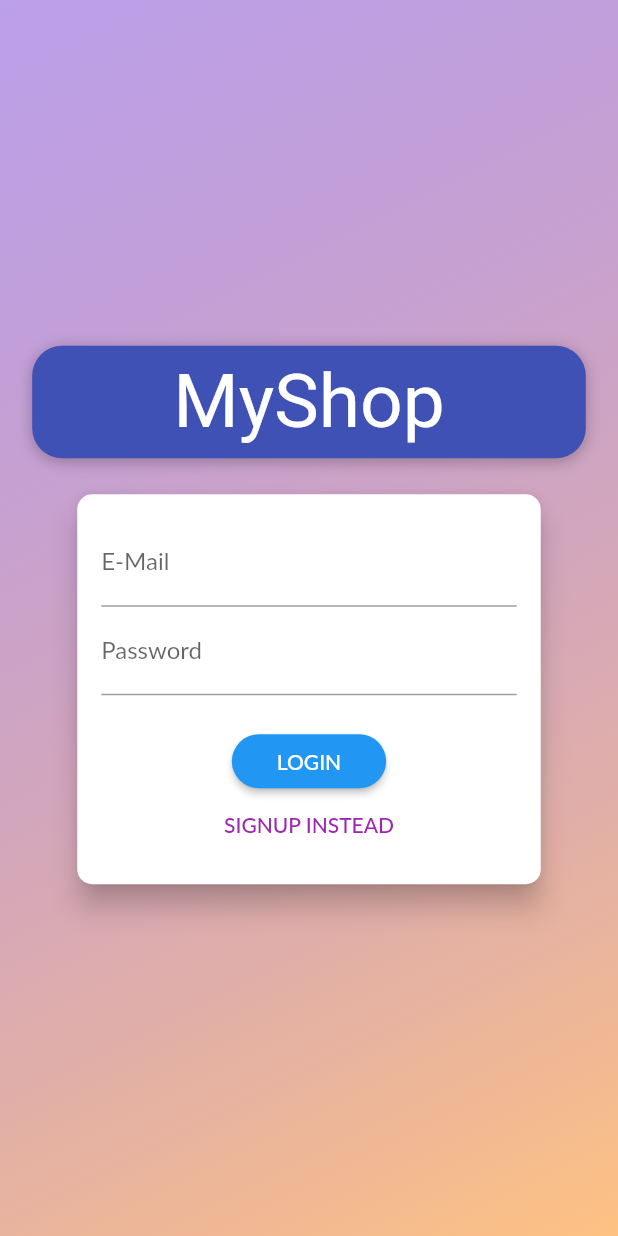
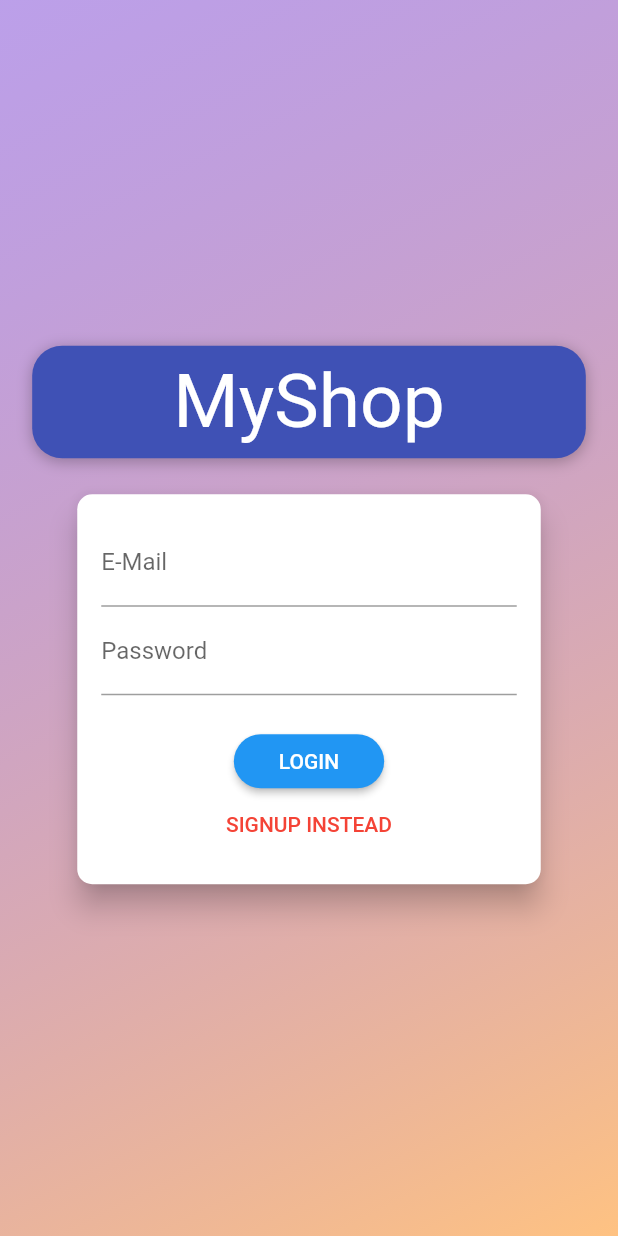
Before and after one commit to HooEP01/food-order-app, a Flutter app: the screen it shows after launch, on a phone screen of 412 x 824 dp. Run offline on Flutter 3.47's test engine with Material 2 defaults, Android fonts, the phone set to English and light mode, and no system bars; our stand-ins replace flutter_dotenv, shared_preferences; Roboto replaces fonts that are missing (Anton, Lato).

Commit message:
font and color theme

```diff
--- a/lib/main.dart
+++ b/lib/main.dart
@@ -56,11 +56,24 @@ class MyApp extends StatelessWidget {
           title: 'SKYE FOOD ORDERING APP',
           theme: ThemeData(
             colorScheme: ColorScheme.fromSwatch(
-              primarySwatch: Colors.purple,
+              primarySwatch: Colors.red,
             ).copyWith(
               secondary: Colors.deepOrange,
             ),
-            fontFamily: 'Lato',
+            fontFamily: 'Mulish',
+            textTheme: ThemeData.light().textTheme.copyWith(
+                  bodyLarge: const TextStyle(
+                    color: Color.fromRGBO(20, 5, 51, 1),
+                  ),
+                  bodyMedium: const TextStyle(
+                    color: Color.fromRGBO(248, 248, 248, 1),
+                  ),
+                  titleLarge: const TextStyle(
+                    fontSize: 20,
+                    fontFamily: 'BigShouldersStencilText',
+                    fontWeight: FontWeight.bold,
+                  ),
+                ),
           ),
           home: auth.isAuth
               ? const ProductsOverviewScreen()
--- a/lib/widgets/product_item.dart
+++ b/lib/widgets/product_item.dart
@@ -35,7 +35,7 @@ class ProductItem extends StatelessWidget {
           ),
           title: Text(
             product.title,
-            textAlign: TextAlign.center,
+            style: Theme.of(context).textTheme.bodyMedium,
           ),
           trailing: IconButton(
             icon: const Icon(
```
Also changed, not shown: lib/screens/product_detail_screen.dart (+6 -1 lines), pubspec.yaml (+18 -11 lines), assets/fonts/BigShouldersStencilText-Bold.ttf (added), assets/fonts/BigShouldersStencilText-Regular.ttf (added), assets/fonts/BigShouldersText-Bold.ttf (added), assets/fonts/BigShouldersText-Regular.ttf (added), assets/fonts/Mulish-Bold.ttf (added), assets/fonts/Mulish-Light.ttf (added), assets/fonts/Mulish-Regular.ttf (added).
